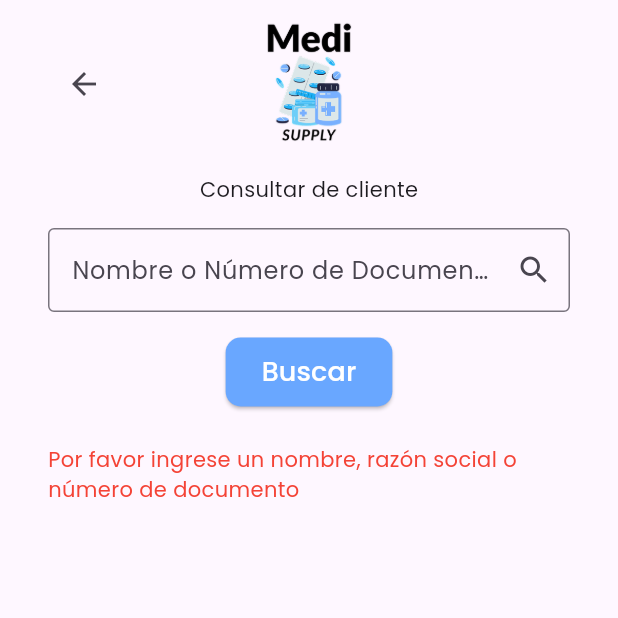
After one commit to MediSupply/medi-supply-app-grupo3, a Flutter app: the ClientDetailView screen opened by its route, after a tap on "Buscar", on a phone screen of 412 x 824 dp, the top half of it. The commit adds this screen. Run offline on Flutter 3.47's test engine with Material 3 defaults, Android fonts, the phone set to English and light mode, and no system bars; our stand-ins replace dio, equatable, flutter_riverpod, flutter_svg, freezed_annotation, go_router and 2 more; generated files the repository leaves out were written again.

Commit message:
Pantalla consulta de cliente con mock data y ajustes fuente Poppins

```diff
--- a/lib/application/medi_supply.dart
+++ b/lib/application/medi_supply.dart
@@ -9,6 +9,9 @@ class MediSupply extends StatelessWidget {
     return MaterialApp.router(
       title: 'MediSupply App',
       routerConfig: MediSupplyNavigation.router,
+      theme: ThemeData(
+        fontFamily: 'Poppins',
+      ),
     );
   }
 }
--- a/lib/application/navigation/navigation.dart
+++ b/lib/application/navigation/navigation.dart
@@ -8,6 +8,7 @@ import '../../presentation/login/view/login_view.dart';
 import '../../presentation/orders/view/create_order_view.dart';
 import '../../presentation/register/view/register_view.dart';
 import '../../presentation/splash_screen/view/splash_screen_view.dart';
+import '../../presentation/clients/view/client_detail_view.dart';
 
 class MediSupplyNavigation {
   static const String _splashScreen = '/';
@@ -15,6 +16,7 @@ class MediSupplyNavigation {
   static const String _registerScreen = '/register';
   static const String _homeScreen = '/home';
   static const String _registerClientScreen = '/clients/register';
+  static const String _clientDetailScreen = '/clients/detail';
   static const String _createOrderScreen = '/orders/create';
 
   static final GoRouter router = GoRouter(
@@ -56,6 +58,12 @@ class MediSupplyNavigation {
           return CreateOrderView(role: role);
         },
       ),
+
+      GoRoute(
+        path: _clientDetailScreen,
+        name: _clientDetailScreen,
+        builder: (context, state) => ClientDetailView(),
+      ),
     ],
   );
 
@@ -78,4 +86,8 @@ class MediSupplyNavigation {
   static void goToCreateOrder(BuildContext context, Role role) {
     context.pushNamed(_createOrderScreen, extra: role);
   }
+
+    static void goToClientDetail(BuildContext context) {
+    context.pushNamed(_clientDetailScreen);
+  }
 }
--- /dev/null
+++ b/lib/presentation/clients/view/client_detail_view.dart
@@ -0,0 +1,202 @@
+import 'package:flutter/material.dart';
+import 'package:flutter_riverpod/flutter_riverpod.dart';
+import 'package:go_router/go_router.dart';
+import '../../../gen/assets.gen.dart';
+import '../../design_system/components/button.dart';
+import '../../design_system/components/input.dart';
+import '../../design_system/components/snack_bar.dart';
+import '../../design_system/tokens/colors.dart';
+
+class ClientDetailView extends StatefulWidget {
+  const ClientDetailView({super.key});
+
+  @override
+  State<ClientDetailView> createState() => _ClientDetailViewState();
+}
+
+class _ClientDetailViewState extends State<ClientDetailView> {
+  final TextEditingController _searchController = TextEditingController();
+  Map<String, String>? _clientData;
+  bool _isLoading = false;
+  String? _errorMessage;
+
+  void _clientDetail() async {
+    final query = _searchController.text.trim().toLowerCase();
+    if (query.isEmpty) {
+      setState(
+        () => _errorMessage =
+            'Por favor ingrese un nombre, razón social o número de documento',
+      );
+      return;
+    }
+
+    setState(() {
+      _isLoading = true;
+      _errorMessage = null;
+      _clientData = null;
+    });
+
+    // Simula la búsqueda. Se va a reemplazar con API real
+    await Future.delayed(const Duration(seconds: 1));
+
+    // Mock data
+    final mockClients = [
+      {
+        'nombre': 'Juan Pérez García',
+        'tipoDocumento': 'Cédula',
+        'numeroDocumento': '12345678',
+        'direccion': 'Cra 5 #10-20, Bogotá',
+        'telefono': '+57 301 1234567',
+        'email': 'juan@medisupply.com',
+      },
+      {
+        'nombre': 'María Torres',
+        'tipoDocumento': 'Cédula',
+        'numeroDocumento': '987654321',
+        'direccion': 'Cll 45 #20-10, Medellín',
+        'telefono': '+57 302 9876543',
+        'email': 'maria@medisupply.com',
+      },
+    ];
+
+    // Filtro por nombre o número de documento
+    final results = mockClients.where((client) {
+      final nombre = client['nombre']!.toLowerCase();
+      final documento = client['numeroDocumento']!.toLowerCase();
+      return nombre.contains(query) || documento.contains(query);
+    }).toList();
+
+    setState(() {
+      _isLoading = false;
+      if (results.isNotEmpty) {
+        _clientData = results.first;
+      } else {
+        _errorMessage =
+            'No se encontró ningún cliente con la información ingresada.';
+      }
+    });
+  }
+
+  @override
+  void dispose() {
+    _searchController.dispose();
+    super.dispose();
+  }
+
+  @override
+  Widget build(BuildContext context) {
+    return Scaffold(
+      body: SafeArea(
+        child: Padding(
+          padding: const EdgeInsets.symmetric(horizontal: 32),
+          child: Stack(
+            children: [
+              Column(
+                crossAxisAlignment: CrossAxisAlignment.center,
+                children: [
+                  Assets.images.medisupplyLogoImage.image(
+                    width: 100,
+                    height: 100,
+                    fit: BoxFit.contain,
+                  ),
+                  const SizedBox(height: 16),
+                  Text('Consultar de cliente'),
+                  const SizedBox(height: 16),
+                  TextField(
+                    controller: _searchController,
+                    decoration: InputDecoration(
+                      labelText: 'Nombre o Número de Documento',
+                      border: OutlineInputBorder(),
+                      suffixIcon: Icon(Icons.search),
+                    ),
+                  ),
+                  const SizedBox(height: 16),
+                  Button(
+                    onPressed: _clientDetail,
+                    label: 'Buscar',
+                    isLoading: _isLoading,
+                  ),
+                  const SizedBox(height: 24),
+                  if (_isLoading)
+                    const CircularProgressIndicator()
+                  else if (_errorMessage != null)
+                    Text(_errorMessage!, style: TextStyle(color: Colors.red))
+                  else if (_clientData != null)
+                    _buildClientTable()
+                  else
+                    const Text(
+                      'Ingrese el nombre, razón social o número de documento del cliente para ver los detalles',
+                    ),
+                ],
+              ),
+              Positioned(
+                top: 32,
+                left: 0,
+                child: IconButton(
+                  onPressed: () => context.pop(),
+                  icon: Icon(Icons.arrow_back),
+                ),
+              ),
+            ],
+          ),
+        ),
+      ),
+    );
+  }
+
+  Widget _buildClientTable() {
+    return Table(
+      border: TableBorder.all(color: Colors.grey.shade300, width: 1),
+      columnWidths: const {0: FlexColumnWidth(1), 1: FlexColumnWidth(1.8)},
+      children: [
+        _buildTableRow('CAMPO', 'DESCRIPCIÓN', isHeader: true),
+        _buildTableRow('Nombre o razón social', _clientData!['nombre'] ?? ''),
+        _buildTableRow(
+          'Tipo de documento',
+          _clientData!['tipoDocumento'] ?? '',
+        ),
+        _buildTableRow(
+          'Número de documento',
+          _clientData!['numeroDocumento'] ?? '',
+        ),
+        _buildTableRow('Dirección principal', _clientData!['direccion'] ?? ''),
+        _buildTableRow('Teléfono de contacto', _clientData!['telefono'] ?? ''),
+        _buildTableRow('Correo electrónico', _clientData!['email'] ?? ''),
+      ],
+    );
+  }
+
+  TableRow _buildTableRow(String label, String value, {bool isHeader = false}) {
+    return TableRow(
+      decoration: isHeader
+          ? const BoxDecoration(color: Color(0xFF70A7FF))
+          : null,
+      children: [
+        Padding(
+          padding: const EdgeInsets.all(12.0),
+          child: Text(
+            label,
+            textAlign: isHeader ? TextAlign.center : TextAlign.left,
+            style: TextStyle(
+              fontSize: 16,
+              fontWeight: isHeader ? FontWeight.bold : FontWeight.normal,
+              color: isHeader ? Colors.white : Colors.black87,
+            ),
+          ),
+        ),
+        Padding(
+          padding: const EdgeInsets.all(12.0),
+          child: Text(
+            value,
+            textAlign: isHeader ? TextAlign.center : TextAlign.left,
+            style: TextStyle(
+              fontSize: 16,
+              fontWeight: isHeader ? FontWeight.bold : FontWeight.normal,
+              color: isHeader ? Colors.white : Colors.black87,
+            ),
+          ),
+        ),
+      ],
+    );
+  }
+}
--- a/lib/presentation/clients/view/clients_view.dart
+++ b/lib/presentation/clients/view/clients_view.dart
@@ -39,7 +39,7 @@ class ClientsView extends StatelessWidget {
         return (
           'Consultar cliente',
           Assets.icons.searchIcon.svg(width: 24, height: 24),
-          () {},
+          () => MediSupplyNavigation.goToClientDetail(context),
         );
       case 2:
         return (
```
Also changed, not shown: pubspec.yaml (+11 -0 lines), assets/fonts/Poppins-Bold.ttf (added), assets/fonts/Poppins-Medium.ttf (added), assets/fonts/Poppins-Regular.ttf (added), assets/fonts/Poppins-SemiBold.ttf (added), lib/presentation/clients/view_model/state/client_detail_state.dart (added).
